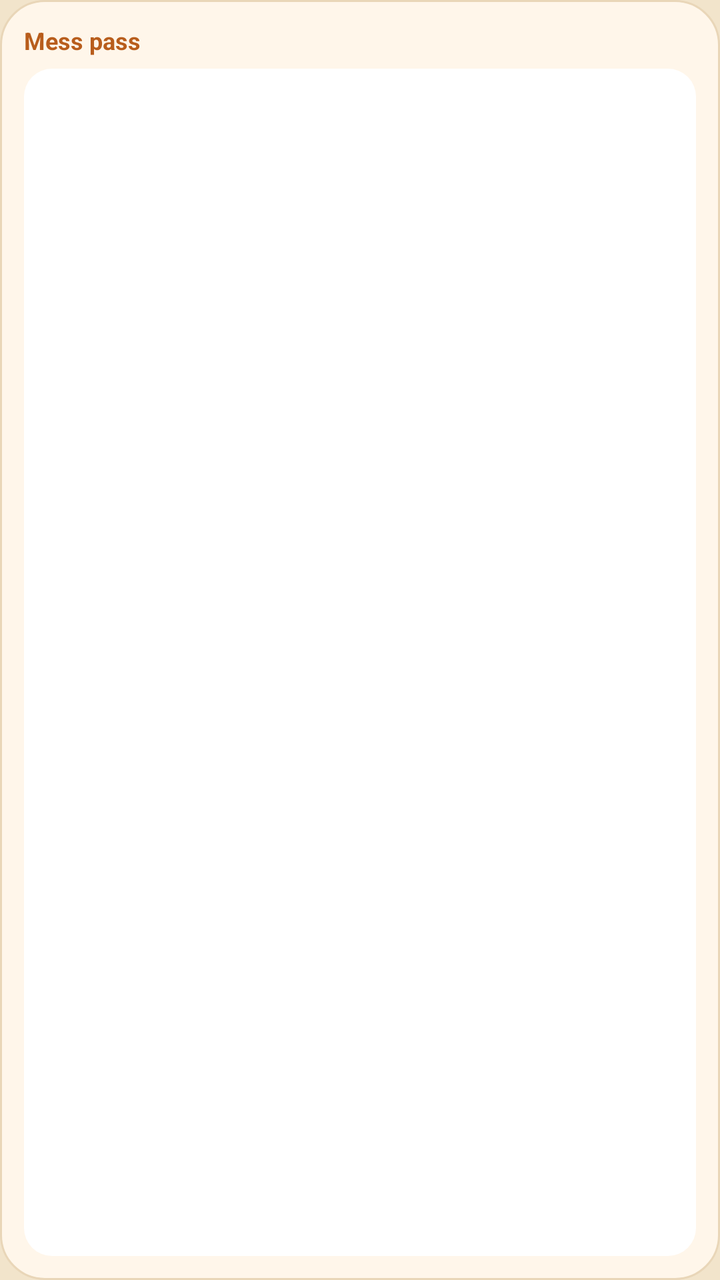
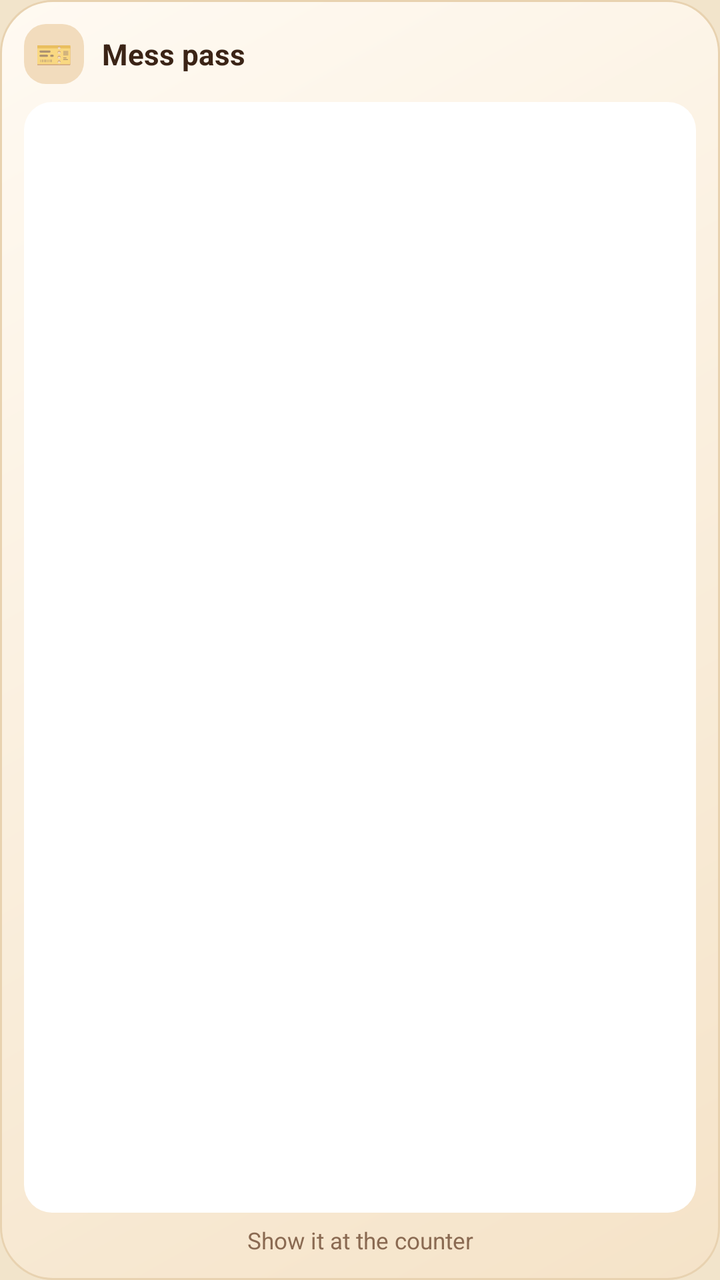

The first picture is an Android layout as it rendered before a commit; the second is the same layout after the commit. The layout source and the unified diff follow.
<!-- AndroidManifest.xml: application theme AppTheme -->
<!-- res/layout/widget_mess_pass.xml -->
<?xml version="1.0" encoding="utf-8"?>
<LinearLayout xmlns:android="http://schemas.android.com/apk/res/android" android:id="@+id/w_root" android:layout_width="match_parent" android:layout_height="match_parent"
    android:orientation="vertical" android:background="@drawable/widget_bg" android:padding="12dp" android:gravity="center_horizontal">
    <LinearLayout android:layout_width="match_parent" android:layout_height="wrap_content" android:orientation="horizontal" android:gravity="center_vertical">
        <TextView android:id="@+id/w_label" android:layout_width="0dp" android:layout_weight="1" android:layout_height="wrap_content"
            android:text="Mess pass" android:textColor="@color/widget_accent" android:textSize="12sp" android:textStyle="bold" android:maxLines="1" android:ellipsize="end" />
        <TextView android:id="@+id/w_badge" android:layout_width="wrap_content" android:layout_height="wrap_content" android:background="@drawable/widget_chip"
            android:paddingLeft="8dp" android:paddingRight="8dp" android:paddingTop="2dp" android:paddingBottom="2dp"
            android:textColor="@color/widget_ink" android:textSize="11sp" android:textStyle="bold" android:visibility="gone" />
    </LinearLayout>
    <ImageView android:id="@+id/w_qr" android:layout_width="match_parent" android:layout_height="0dp" android:layout_weight="1" android:layout_marginTop="6dp"
        android:background="@drawable/widget_qr_bg" android:padding="6dp" android:scaleType="fitCenter" android:adjustViewBounds="true"
        android:contentDescription="Mess pass QR" />
    <TextView android:id="@+id/w_empty" android:layout_width="match_parent" android:layout_height="wrap_content" android:layout_marginTop="8dp" android:gravity="center"
        android:textColor="@color/widget_muted" android:textSize="12.5sp" android:visibility="gone" />
</LinearLayout>
<!-- resources referenced by this layout -->
<resources>
  <color name="widget_accent">#B85D1C</color>
  <color name="widget_ink">#3B2416</color>
  <color name="widget_muted">#8A6A52</color>
  <!-- drawable widget_bg (drawable) -->
  <?xml version="1.0" encoding="utf-8"?>
  <shape xmlns:android="http://schemas.android.com/apk/res/android" android:shape="rectangle">
      <solid android:color="@color/widget_bg" />
      <corners android:radius="22dp" />
      <stroke android:width="1dp" android:color="@color/widget_line" />
  </shape>
  <!-- drawable widget_chip (drawable) -->
  <?xml version="1.0" encoding="utf-8"?>
  <shape xmlns:android="http://schemas.android.com/apk/res/android" android:shape="rectangle">
      <solid android:color="@color/widget_chip" />
      <corners android:radius="999dp" />
  </shape>
  <!-- drawable widget_qr_bg (drawable) -->
  <?xml version="1.0" encoding="utf-8"?>
  <shape xmlns:android="http://schemas.android.com/apk/res/android" android:shape="rectangle">
      <solid android:color="#FFFFFFFF" />
      <corners android:radius="14dp" />
  </shape>
  <style name="AppTheme" parent="Theme.AppCompat.DayNight.NoActionBar">
          <item name="colorPrimary">@color/colorPrimary</item>
          <item name="colorPrimaryDark">@color/colorPrimaryDark</item>
          <item name="colorAccent">@color/colorAccent</item>
          <item name="android:windowBackground">@color/page</item>
      </style>
  <color name="widget_bg">#FFF6EA</color>
  <color name="widget_line">#E9D6B8</color>
  <color name="widget_chip">#F6E3C8</color>
  <color name="colorPrimary">#7C3D1B</color>
  <color name="colorPrimaryDark">#7C3D1B</color>
  <color name="colorAccent">#6A3DE8</color>
  <color name="page">#F2E4CB</color>
</resources>

<!-- the commit's change to res/layout/widget_mess_pass.xml (unified diff, before → after) -->
@@ -1,16 +1,21 @@
 <?xml version="1.0" encoding="utf-8"?>
 <LinearLayout xmlns:android="http://schemas.android.com/apk/res/android" android:id="@+id/w_root" android:layout_width="match_parent" android:layout_height="match_parent"
-    android:orientation="vertical" android:background="@drawable/widget_bg" android:padding="12dp" android:gravity="center_horizontal">
+    android:orientation="vertical" android:background="@drawable/widget_bg" android:padding="12dp">
     <LinearLayout android:layout_width="match_parent" android:layout_height="wrap_content" android:orientation="horizontal" android:gravity="center_vertical">
-        <TextView android:id="@+id/w_label" android:layout_width="0dp" android:layout_weight="1" android:layout_height="wrap_content"
-            android:text="Mess pass" android:textColor="@color/widget_accent" android:textSize="12sp" android:textStyle="bold" android:maxLines="1" android:ellipsize="end" />
-        <TextView android:id="@+id/w_badge" android:layout_width="wrap_content" android:layout_height="wrap_content" android:background="@drawable/widget_chip"
-            android:paddingLeft="8dp" android:paddingRight="8dp" android:paddingTop="2dp" android:paddingBottom="2dp"
-            android:textColor="@color/widget_ink" android:textSize="11sp" android:textStyle="bold" android:visibility="gone" />
+        <TextView android:id="@+id/w_icon" android:layout_width="30dp" android:layout_height="30dp" android:background="@drawable/widget_tile"
+            android:gravity="center" android:text="🎫" android:textSize="15sp" />
+        <TextView android:id="@+id/w_label" android:layout_width="0dp" android:layout_weight="1" android:layout_height="wrap_content" android:layout_marginStart="9dp"
+            android:text="Mess pass" android:textColor="@color/widget_ink" android:textSize="14.5sp" android:textStyle="bold" android:maxLines="1" android:ellipsize="end" />
+        <TextView android:id="@+id/w_chip" android:layout_width="wrap_content" android:layout_height="wrap_content" android:layout_marginStart="6dp"
+            android:background="@drawable/chip_neutral" android:paddingLeft="9dp" android:paddingRight="9dp" android:paddingTop="3dp" android:paddingBottom="3dp"
+            android:textColor="#8A6A52" android:textSize="11sp" android:textStyle="bold" android:maxLines="1" android:visibility="gone" />
     </LinearLayout>
-    <ImageView android:id="@+id/w_qr" android:layout_width="match_parent" android:layout_height="0dp" android:layout_weight="1" android:layout_marginTop="6dp"
-        android:background="@drawable/widget_qr_bg" android:padding="6dp" android:scaleType="fitCenter" android:adjustViewBounds="true"
-        android:contentDescription="Mess pass QR" />
-    <TextView android:id="@+id/w_empty" android:layout_width="match_parent" android:layout_height="wrap_content" android:layout_marginTop="8dp" android:gravity="center"
-        android:textColor="@color/widget_muted" android:textSize="12.5sp" android:visibility="gone" />
+    <FrameLayout android:layout_width="match_parent" android:layout_height="0dp" android:layout_weight="1" android:layout_marginTop="9dp">
+        <ImageView android:id="@+id/w_qr" android:layout_width="match_parent" android:layout_height="match_parent" android:layout_gravity="center"
+            android:background="@drawable/widget_qr_bg" android:padding="8dp" android:scaleType="fitCenter" android:adjustViewBounds="true" android:contentDescription="Mess pass QR" />
+        <TextView android:id="@+id/w_empty" android:layout_width="match_parent" android:layout_height="wrap_content" android:layout_gravity="center" android:gravity="center"
+            android:textColor="@color/widget_muted" android:textSize="12.5sp" android:visibility="gone" />
+    </FrameLayout>
+    <TextView android:id="@+id/w_caption" android:layout_width="match_parent" android:layout_height="wrap_content" android:layout_marginTop="6dp" android:gravity="center"
+        android:text="Show it at the counter" android:textColor="@color/widget_muted" android:textSize="11.5sp" />
 </LinearLayout>
<!-- resource entries referenced after the edit -->
@@ -1,20 +1,19 @@
 <!-- resources referenced by this layout -->
 <resources>
-  <color name="widget_accent">#B85D1C</color>
   <color name="widget_ink">#3B2416</color>
   <color name="widget_muted">#8A6A52</color>
+  <!-- drawable chip_neutral (drawable) -->
+  <?xml version="1.0" encoding="utf-8"?>
+  <shape xmlns:android="http://schemas.android.com/apk/res/android" android:shape="rectangle">
+      <solid android:color="#268A6A52" />
+      <corners android:radius="999dp" />
+  </shape>
   <!-- drawable widget_bg (drawable) -->
   <?xml version="1.0" encoding="utf-8"?>
   <shape xmlns:android="http://schemas.android.com/apk/res/android" android:shape="rectangle">
-      <solid android:color="@color/widget_bg" />
-      <corners android:radius="22dp" />
+      <gradient android:angle="315" android:startColor="@color/widget_bg_top" android:endColor="@color/widget_bg_bottom" />
+      <corners android:radius="26dp" />
       <stroke android:width="1dp" android:color="@color/widget_line" />
-  </shape>
-  <!-- drawable widget_chip (drawable) -->
-  <?xml version="1.0" encoding="utf-8"?>
-  <shape xmlns:android="http://schemas.android.com/apk/res/android" android:shape="rectangle">
-      <solid android:color="@color/widget_chip" />
-      <corners android:radius="999dp" />
   </shape>
   <!-- drawable widget_qr_bg (drawable) -->
   <?xml version="1.0" encoding="utf-8"?>
@@ -22,15 +21,22 @@
       <solid android:color="#FFFFFFFF" />
       <corners android:radius="14dp" />
   </shape>
+  <!-- drawable widget_tile (drawable) -->
+  <?xml version="1.0" encoding="utf-8"?>
+  <shape xmlns:android="http://schemas.android.com/apk/res/android" android:shape="rectangle">
+      <solid android:color="@color/widget_tile" />
+      <corners android:radius="11dp" />
+  </shape>
   <style name="AppTheme" parent="Theme.AppCompat.DayNight.NoActionBar">
           <item name="colorPrimary">@color/colorPrimary</item>
           <item name="colorPrimaryDark">@color/colorPrimaryDark</item>
           <item name="colorAccent">@color/colorAccent</item>
           <item name="android:windowBackground">@color/page</item>
       </style>
-  <color name="widget_bg">#FFF6EA</color>
-  <color name="widget_line">#E9D6B8</color>
-  <color name="widget_chip">#F6E3C8</color>
+  <color name="widget_bg_top">#FFFAF2</color>
+  <color name="widget_bg_bottom">#F5E3C8</color>
+  <color name="widget_line">#E8D2B0</color>
+  <color name="widget_tile">#F2DCBD</color>
   <color name="colorPrimary">#7C3D1B</color>
   <color name="colorPrimaryDark">#7C3D1B</color>
   <color name="colorAccent">#6A3DE8</color>
